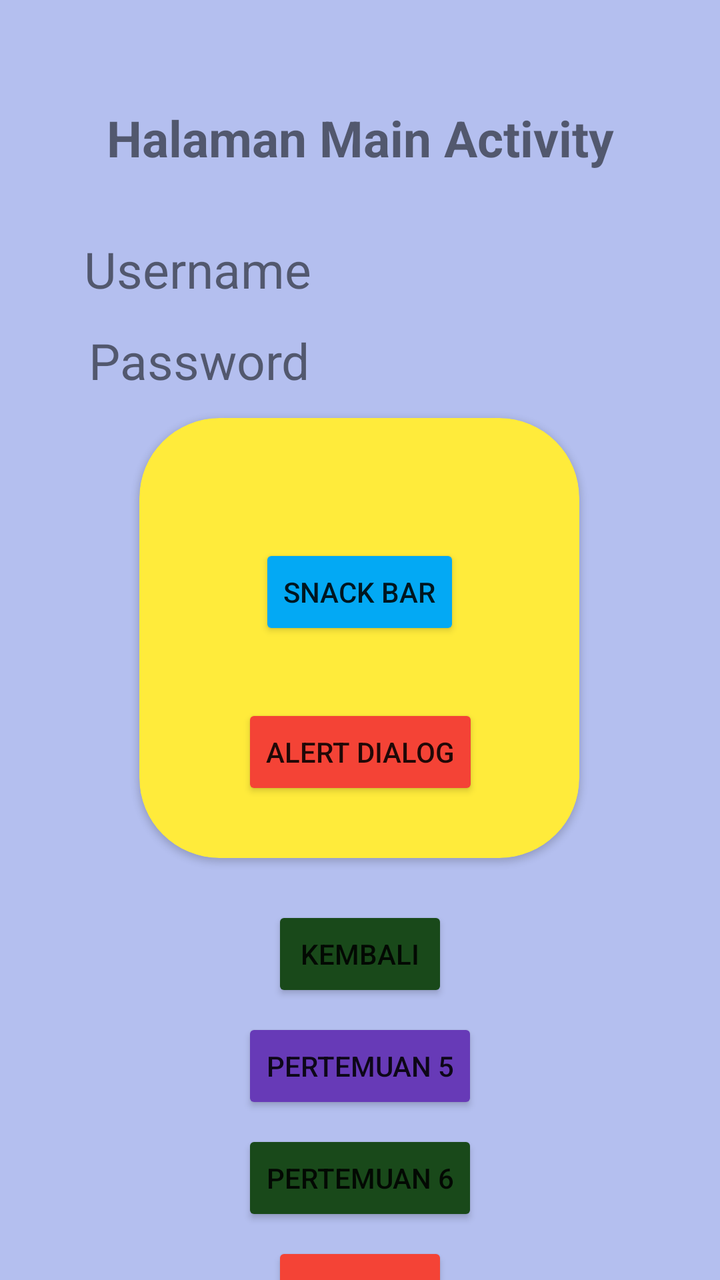
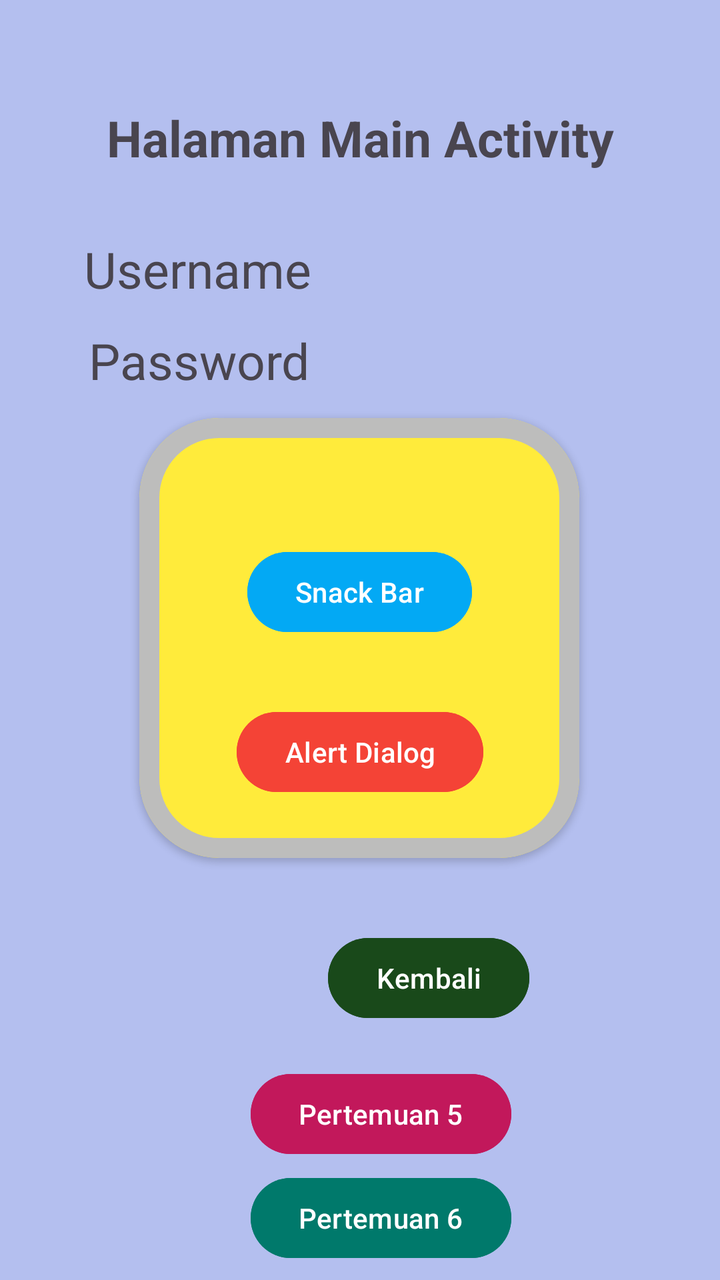

An Android layout rendered at two revisions. The XML below is the earlier revision; the diff shows what the commit changed to produce the second picture.
<!-- AndroidManifest.xml: application theme Theme.AppCompat.Light.NoActionBar -->
<!-- res/layout/activity_main.xml -->
<?xml version="1.0" encoding="utf-8"?>
<androidx.constraintlayout.widget.ConstraintLayout
    xmlns:android="http://schemas.android.com/apk/res/android"
    xmlns:app="http://schemas.android.com/apk/res-auto"
    xmlns:tools="http://schemas.android.com/tools"
    android:id="@+id/main"
    android:layout_width="match_parent"
    android:layout_height="match_parent"
    android:background="@color/biru"
    tools:context=".MainActivity">

    
    <TextView
        android:id="@+id/textView4"
        android:layout_width="wrap_content"
        android:layout_height="wrap_content"
        android:layout_marginTop="52dp"
        android:text="Halaman Main Activity"
        android:textSize="25sp"
        android:textStyle="bold"
        app:layout_constraintEnd_toEndOf="parent"
        app:layout_constraintStart_toStartOf="parent"
        app:layout_constraintTop_toTopOf="parent" />

    
    <TextView
        android:id="@+id/txtUsername"
        android:layout_width="wrap_content"
        android:layout_height="wrap_content"
        android:layout_marginTop="32dp"
        android:text="Username"
        android:textSize="25sp"
        app:layout_constraintEnd_toEndOf="parent"
        app:layout_constraintHorizontal_bias="0.171"
        app:layout_constraintStart_toStartOf="parent"
        app:layout_constraintTop_toBottomOf="@+id/textView4" />

    
    <TextView
        android:id="@+id/txtPassword"
        android:layout_width="wrap_content"
        android:layout_height="wrap_content"
        android:layout_marginTop="12dp"
        android:text="Password"
        android:textSize="25sp"
        app:layout_constraintEnd_toEndOf="parent"
        app:layout_constraintHorizontal_bias="0.177"
        app:layout_constraintStart_toStartOf="parent"
        app:layout_constraintTop_toBottomOf="@+id/txtUsername" />

    
    <androidx.cardview.widget.CardView
        android:id="@+id/materialCardView"
        android:layout_width="220dp"
        android:layout_height="220dp"
        android:layout_marginTop="12dp"
        app:cardBackgroundColor="#FFEB3B"
        app:cardElevation="2dp"
        app:strokeColor="#BDBDBC"
        app:strokeWidth="10dp"
        app:cardCornerRadius="40dp"
        app:layout_constraintEnd_toEndOf="parent"
        app:layout_constraintHorizontal_bias="0.497"
        app:layout_constraintStart_toStartOf="parent"
        app:layout_constraintTop_toBottomOf="@+id/txtPassword">

        <androidx.constraintlayout.widget.ConstraintLayout
            android:layout_width="match_parent"
            android:layout_height="match_parent"
            android:layout_margin="15dp">

            
            <Button
                android:id="@+id/btnSnackBar"
                android:layout_width="wrap_content"
                android:layout_height="wrap_content"
                android:layout_marginTop="48dp"
                android:backgroundTint="#03A9F4"
                android:text="Snack Bar"
                app:layout_constraintEnd_toEndOf="parent"
                app:layout_constraintStart_toStartOf="parent"
                app:layout_constraintTop_toTopOf="parent" />

            
            <Button
                android:id="@+id/btnAlertDialog"
                android:layout_width="wrap_content"
                android:layout_height="wrap_content"
                android:layout_marginTop="32dp"
                android:backgroundTint="#F44336"
                android:text="Alert Dialog"
                app:layout_constraintBottom_toBottomOf="parent"
                app:layout_constraintEnd_toEndOf="parent"
                app:layout_constraintHorizontal_bias="0.505"
                app:layout_constraintStart_toStartOf="parent"
                app:layout_constraintTop_toBottomOf="@+id/btnSnackBar"
                app:layout_constraintVertical_bias="0.0" />

        </androidx.constraintlayout.widget.ConstraintLayout>

    </androidx.cardview.widget.CardView>


    
    <Button
        android:id="@+id/btnKembali"
        android:layout_width="wrap_content"
        android:layout_height="wrap_content"
        android:layout_marginTop="24dp"
        android:backgroundTint="#19491A"
        android:text="Kembali"
        app:layout_constraintEnd_toEndOf="parent"
        app:layout_constraintStart_toStartOf="parent"
        app:layout_constraintTop_toBottomOf="@id/materialCardView" />

    
    <Button
        android:id="@+id/btnToLima"
        android:layout_width="wrap_content"
        android:layout_height="wrap_content"
        android:layout_marginTop="8dp"
        android:backgroundTint="#673AB7"
        android:text="Pertemuan 5"
        app:layout_constraintEnd_toEndOf="parent"
        app:layout_constraintStart_toStartOf="parent"
        app:layout_constraintTop_toBottomOf="@id/btnKembali" />

    
    <Button
        android:id="@+id/btnToSixth"
        android:layout_width="wrap_content"
        android:layout_height="wrap_content"
        android:layout_marginTop="8dp"
        android:backgroundTint="#19491A"
        android:text="Pertemuan 6"
        app:layout_constraintEnd_toEndOf="parent"
        app:layout_constraintStart_toStartOf="parent"
        app:layout_constraintTop_toBottomOf="@id/btnToLima" />

    
    <Button
        android:id="@+id/btnLogout"
        android:layout_width="wrap_content"
        android:layout_height="wrap_content"
        android:layout_marginTop="8dp"
        android:backgroundTint="#F44336"
        android:text="Logout"
        app:layout_constraintEnd_toEndOf="parent"
        app:layout_constraintStart_toStartOf="parent"
        app:layout_constraintTop_toBottomOf="@id/btnToSixth" />


</androidx.constraintlayout.widget.ConstraintLayout>
<!-- resources referenced by this layout -->
<resources>
  <color name="biru">#B4BFEF</color>
</resources>

<!-- the commit's change to res/layout/activity_main.xml (unified diff, before → after) -->
@@ -8,8 +8,6 @@
     android:layout_height="match_parent"
     android:background="@color/biru"
     tools:context=".MainActivity">
-
-    
     <TextView
         android:id="@+id/textView4"
         android:layout_width="wrap_content"
@@ -22,7 +20,6 @@
         app:layout_constraintStart_toStartOf="parent"
         app:layout_constraintTop_toTopOf="parent" />
 
-    
     <TextView
         android:id="@+id/txtUsername"
         android:layout_width="wrap_content"
@@ -35,7 +32,6 @@
         app:layout_constraintStart_toStartOf="parent"
         app:layout_constraintTop_toBottomOf="@+id/textView4" />
 
-    
     <TextView
         android:id="@+id/txtPassword"
         android:layout_width="wrap_content"
@@ -48,28 +44,26 @@
         app:layout_constraintStart_toStartOf="parent"
         app:layout_constraintTop_toBottomOf="@+id/txtUsername" />
 
-    
-    <androidx.cardview.widget.CardView
+    <com.google.android.material.card.MaterialCardView
         android:id="@+id/materialCardView"
         android:layout_width="220dp"
         android:layout_height="220dp"
         android:layout_marginTop="12dp"
         app:cardBackgroundColor="#FFEB3B"
+        app:cardCornerRadius="40dp"
         app:cardElevation="2dp"
-        app:strokeColor="#BDBDBC"
-        app:strokeWidth="10dp"
-        app:cardCornerRadius="40dp"
         app:layout_constraintEnd_toEndOf="parent"
         app:layout_constraintHorizontal_bias="0.497"
         app:layout_constraintStart_toStartOf="parent"
-        app:layout_constraintTop_toBottomOf="@+id/txtPassword">
+        app:layout_constraintTop_toBottomOf="@+id/txtPassword"
+        app:strokeColor="#BDBDBC"
+        app:strokeWidth="10dp">
 
         <androidx.constraintlayout.widget.ConstraintLayout
             android:layout_width="match_parent"
             android:layout_height="match_parent"
             android:layout_margin="15dp">
 
-            
             <Button
                 android:id="@+id/btnSnackBar"
                 android:layout_width="wrap_content"
@@ -81,7 +75,6 @@
                 app:layout_constraintStart_toStartOf="parent"
                 app:layout_constraintTop_toTopOf="parent" />
 
-            
             <Button
                 android:id="@+id/btnAlertDialog"
                 android:layout_width="wrap_content"
@@ -98,56 +91,54 @@
 
         </androidx.constraintlayout.widget.ConstraintLayout>
 
-    </androidx.cardview.widget.CardView>
+    </com.google.android.material.card.MaterialCardView>
 
-
-    
     <Button
         android:id="@+id/btnKembali"
         android:layout_width="wrap_content"
         android:layout_height="wrap_content"
-        android:layout_marginTop="24dp"
+        android:layout_marginStart="164dp"
+        android:layout_marginTop="36dp"
         android:backgroundTint="#19491A"
         android:text="Kembali"
-        app:layout_constraintEnd_toEndOf="parent"
         app:layout_constraintStart_toStartOf="parent"
-        app:layout_constraintTop_toBottomOf="@id/materialCardView" />
+        app:layout_constraintTop_toBottomOf="@+id/materialCardView" />
 
     
     <Button
         android:id="@+id/btnToLima"
         android:layout_width="wrap_content"
         android:layout_height="wrap_content"
-        android:layout_marginTop="8dp"
-        android:backgroundTint="#673AB7"
+        android:layout_marginTop="20dp"
+        android:backgroundTint="#C2185B"
         android:text="Pertemuan 5"
         app:layout_constraintEnd_toEndOf="parent"
+        app:layout_constraintHorizontal_bias="0.546"
         app:layout_constraintStart_toStartOf="parent"
-        app:layout_constraintTop_toBottomOf="@id/btnKembali" />
+        app:layout_constraintTop_toBottomOf="@+id/btnKembali" />
 
-    
     <Button
         android:id="@+id/btnToSixth"
         android:layout_width="wrap_content"
         android:layout_height="wrap_content"
-        android:layout_marginTop="8dp"
-        android:backgroundTint="#19491A"
+        android:layout_marginTop="4dp"
+        android:backgroundTint="#00796B"
         android:text="Pertemuan 6"
         app:layout_constraintEnd_toEndOf="parent"
+        app:layout_constraintHorizontal_bias="0.546"
         app:layout_constraintStart_toStartOf="parent"
-        app:layout_constraintTop_toBottomOf="@id/btnToLima" />
+        app:layout_constraintTop_toBottomOf="@+id/btnToLima" />
 
-    
     <Button
         android:id="@+id/btnLogout"
         android:layout_width="wrap_content"
         android:layout_height="wrap_content"
-        android:layout_marginTop="8dp"
-        android:backgroundTint="#F44336"
+        android:layout_marginTop="20dp"
+        android:backgroundTint="#D32F2F"
         android:text="Logout"
         app:layout_constraintEnd_toEndOf="parent"
+        app:layout_constraintHorizontal_bias="0.537"
         app:layout_constraintStart_toStartOf="parent"
-        app:layout_constraintTop_toBottomOf="@id/btnToSixth" />
-
+        app:layout_constraintTop_toBottomOf="@+id/btnToSixth" />
 
 </androidx.constraintlayout.widget.ConstraintLayout>
<!-- resource entries referenced after the edit -->
@@ -1,5 +1,10 @@
 <!-- resources referenced by this layout -->
 <resources>
   <color name="biru">#B4BFEF</color>
+  <style name="Theme.AppCompat.Light.NoActionBar" parent="Base.Theme.AppCompat.Light.NoActionBar" />
+  <style name="Base.Theme.AppCompat.Light.NoActionBar" parent="Theme.Material3.DayNight.NoActionBar">
+          
+          
+      </style>
 </resources>
 
